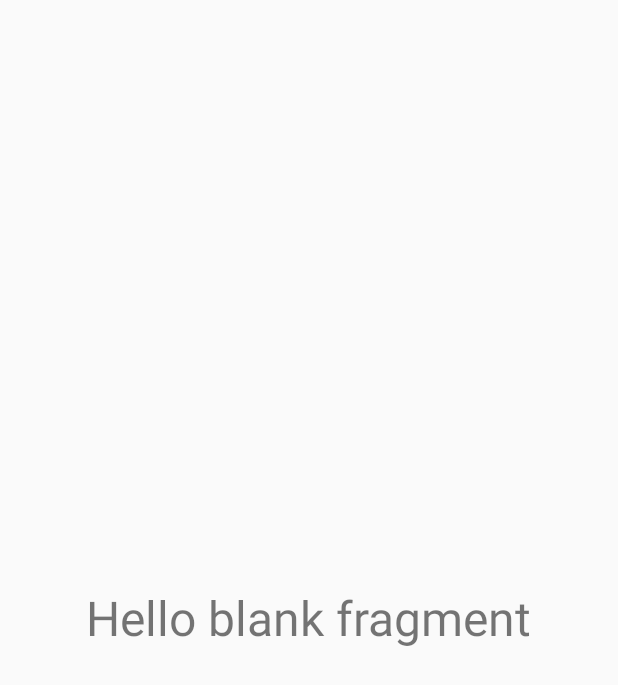
After one commit to AntriKodSoft/ColorHub, an Android app: the layout fragment_material_color.xml on its own in the app's theme, with its tools: preview values and no code run, on a phone screen of 412 x 824 dp. The commit adds this screen. Shown: the top 685 px of the screen. Run offline under Robolectric (Android 15) with nearby library versions, the phone set to English and light mode, and no system bars.

```diff
--- a/app/build.gradle
+++ b/app/build.gradle
@@ -24,4 +24,5 @@
     testCompile 'junit:junit:4.12'
     compile 'com.android.support:appcompat-v7:23.3.0'
     compile 'com.android.support:design:23.3.0'
+    compile 'com.android.support:support-v4:23.3.0'
 }
--- /dev/null
+++ b/app/src/main/res/layout/fragment_material_color.xml
@@ -0,0 +1,14 @@
+<RelativeLayout  xmlns:android="http://schemas.android.com/apk/res/android"
+    xmlns:tools="http://schemas.android.com/tools"
+    android:layout_width="match_parent"
+    android:layout_height="match_parent"
+    tools:context="layout.MaterialColorFragment">
+
+
+    <TextView
+        android:layout_width="wrap_content"
+        android:layout_height="wrap_content"
+        android:text="@string/hello_blank_fragment"
+        android:textSize="32dp"
+        android:layout_centerInParent="true"/>
+</RelativeLayout>
--- a/app/src/main/res/values/strings.xml
+++ b/app/src/main/res/values/strings.xml
@@ -1,4 +1,7 @@
 <resources>
     <string name="app_name">ColorHub</string>
     <string name="action_settings">Settings</string>
+
+    <!-- TODO: Remove or change this placeholder text -->
+    <string name="hello_blank_fragment">Hello blank fragment</string>
 </resources>
```
Also changed, not shown: app/src/main/java/cheetatech/com/colorhub/MainActivity.java (+17 -1 lines), app/src/main/java/layout/MaterialColorFragment.java (added, +96 -0 lines), app/src/main/res/layout/activity_main.xml (+15 -1 lines), app/src/main/res/layout/content_main.xml (deleted, +0 -19 lines).
